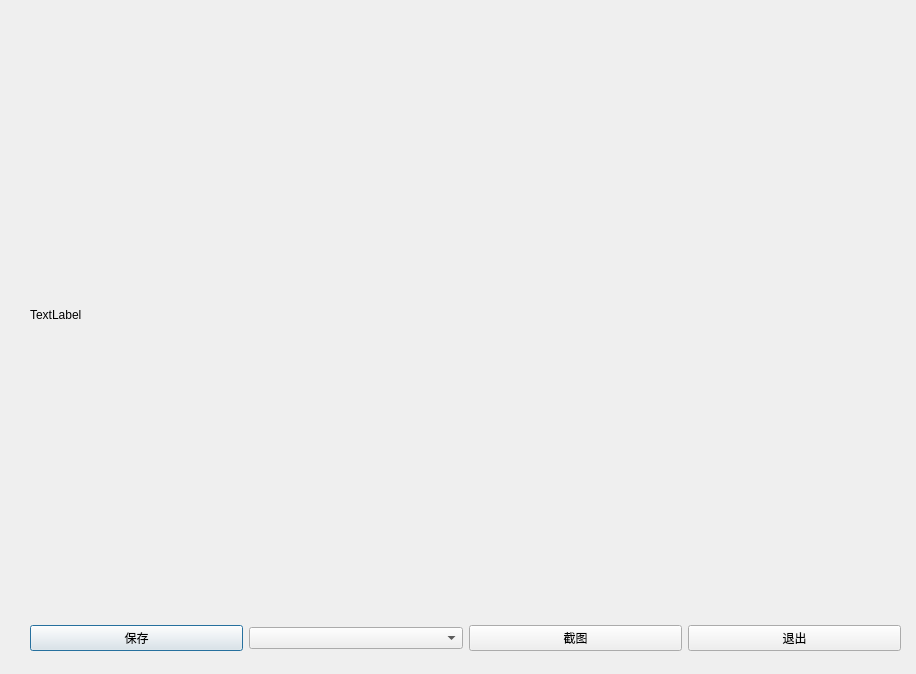
Qt form UI/forms/faceRec.ui (kirahan/obs_customization) before a commit.
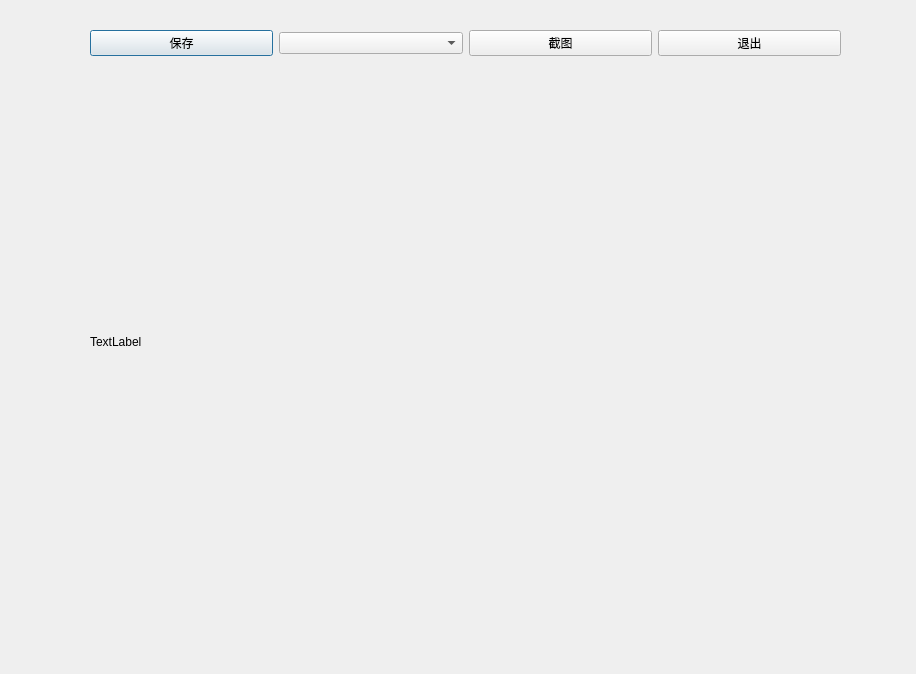
The same form after that commit.

```diff
--- a/UI/forms/faceRec.ui
+++ b/UI/forms/faceRec.ui
@@ -16,20 +16,13 @@
   <widget class="QWidget" name="verticalLayoutWidget">
    <property name="geometry">
     <rect>
-     <x>30</x>
-     <y>10</y>
-     <width>871</width>
-     <height>641</height>
+     <x>90</x>
+     <y>30</y>
+     <width>751</width>
+     <height>591</height>
     </rect>
    </property>
    <layout class="QVBoxLayout" name="v_layout">
-    <item>
-     <widget class="QLabel" name="label">
-      <property name="text">
-       <string>TextLabel</string>
-      </property>
-     </widget>
-    </item>
     <item>
      <layout class="QHBoxLayout" name="h_layout">
       <item>
@@ -58,6 +51,13 @@
       </item>
      </layout>
     </item>
+    <item>
+     <widget class="QLabel" name="label">
+      <property name="text">
+       <string>TextLabel</string>
+      </property>
+     </widget>
+    </item>
    </layout>
   </widget>
  </widget>
```
